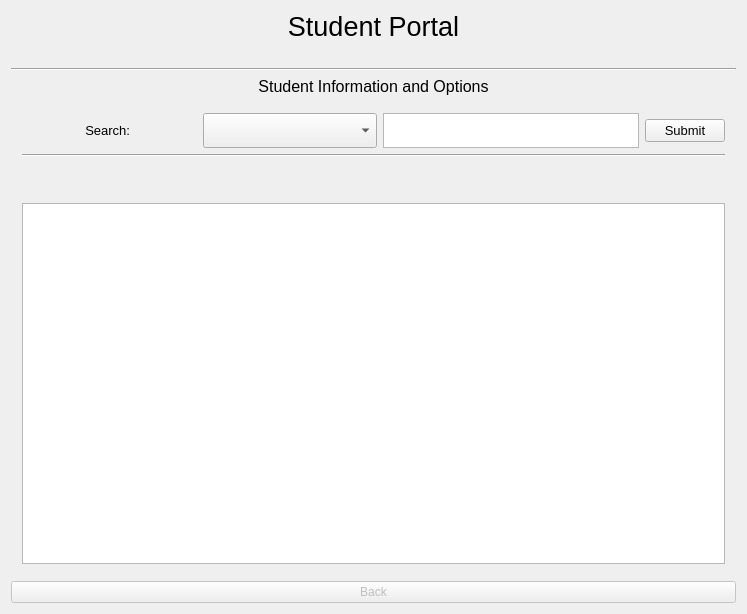
The window that Form Files/studentView.ui (alixabahena/SIMS) describes before a commit, drawn with Qt 5.
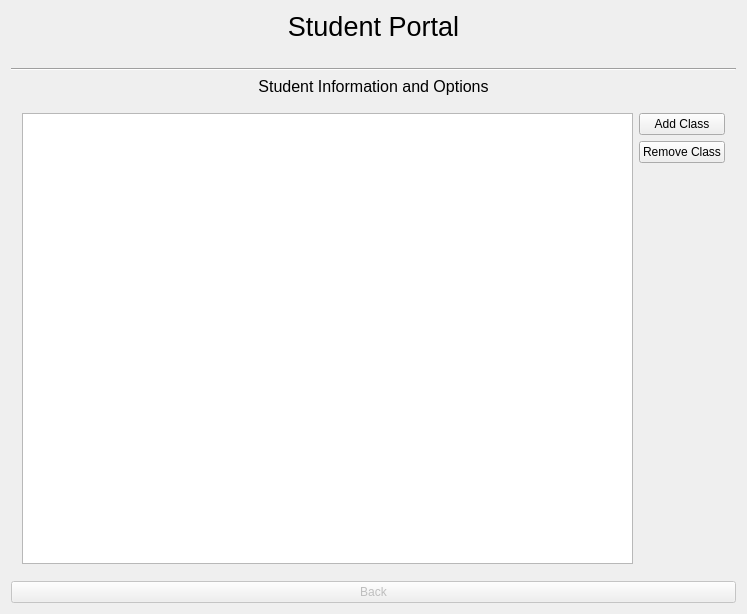
The same window after the commit.

Commit message: Created Manage Schedule view for student UI

Patch:
```diff
--- a/Form Files/studentView.ui
+++ b/Form Files/studentView.ui
@@ -272,6 +272,31 @@
          </item>
         </layout>
        </widget>
+       <widget class="QWidget" name="manageSchedule">
+        <layout class="QVBoxLayout" name="verticalLayout_10">
+         <item>
+          <layout class="QGridLayout" name="gridLayout_2">
+           <item row="0" column="1">
+            <widget class="QPushButton" name="addClassButton">
+             <property name="text">
+              <string>Add Class</string>
+             </property>
+            </widget>
+           </item>
+           <item row="1" column="1">
+            <widget class="QPushButton" name="removeClassButton">
+             <property name="text">
+              <string>Remove Class</string>
+             </property>
+            </widget>
+           </item>
+           <item row="0" column="0" rowspan="3">
+            <widget class="QTableView" name="manageClassesView"/>
+           </item>
+          </layout>
+         </item>
+        </layout>
+       </widget>
        <widget class="QWidget" name="viewClasses">
         <layout class="QVBoxLayout" name="verticalLayout_8">
          <item>
```
The commit also changes 5 other files.
